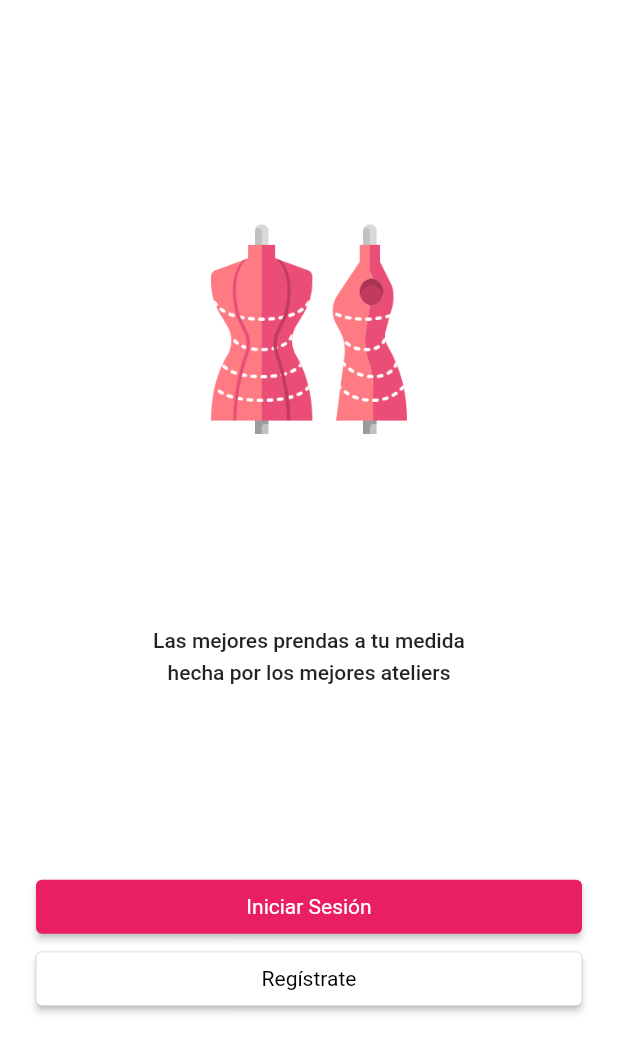
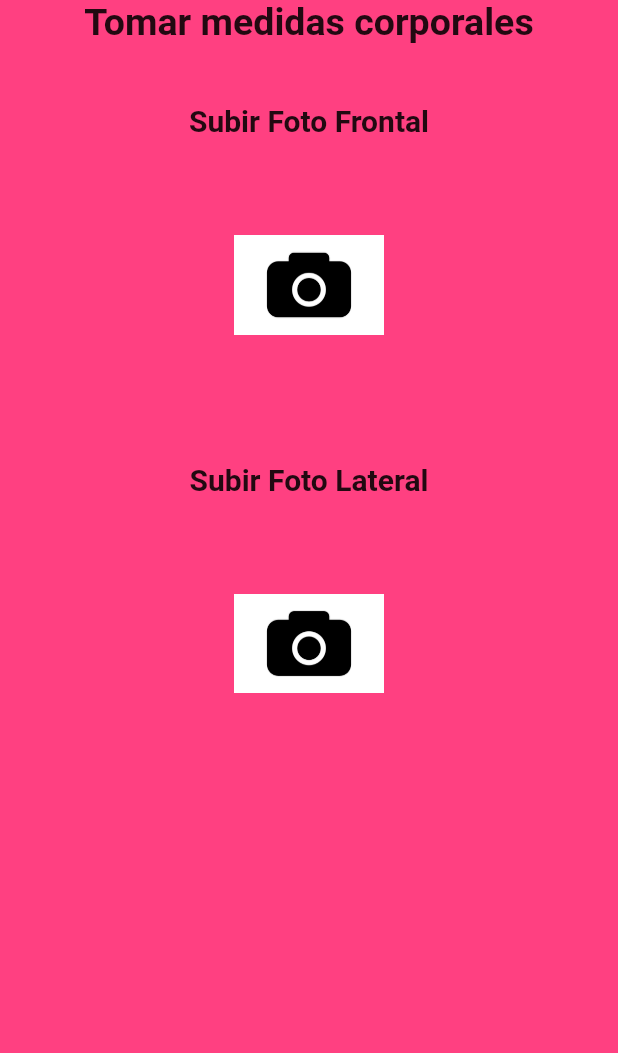
Before and after one commit to Patronaje-A-Medida/PatronajeMobileApp, a Flutter app: the screen it shows after launch, on a phone screen of 412 x 824 dp. Shown: the top 1053 px of the screen. Run offline on Flutter 3.47's test engine with Material 2 defaults, Android fonts, the phone set to English and light mode, and no system bars; our stand-ins replace bloc, camera, dartz, freezed_annotation, get_it, injectable.

Commit message:
Desarrollo de HU01 y HU02

```diff
--- a/lib/presentation/app_widget.dart
+++ b/lib/presentation/app_widget.dart
@@ -1,6 +1,8 @@
 import 'package:flutter/material.dart';
 import 'package:patronaje_mobile_app/presentation/sign_in/sign_in_page.dart';
 import 'package:patronaje_mobile_app/presentation/welcome/welcome_page.dart';
+import 'package:patronaje_mobile_app/presentation/user_instructions/instructions_screen.dart';
+import 'user_take_photos/user_take_photos.dart';
 
 class AppWidget extends StatelessWidget {
   const AppWidget({Key? key}) : super(key: key);
@@ -23,7 +25,7 @@ class AppWidget extends StatelessWidget {
         // is not restarted.
         primarySwatch: Colors.pink,
       ),
-      home: const WelcomePage(),
+      home: TakePhotos(),
     );
   }
 }
--- /dev/null
+++ b/lib/presentation/user_take_photos/user_take_photos.dart
@@ -0,0 +1,138 @@
+import 'package:camera/camera.dart';
+import 'package:dartz/dartz.dart';
+import 'package:flutter/cupertino.dart';
+import 'package:flutter/material.dart';
+import 'package:flutter/src/material/icon_button.dart';
+import 'package:patronaje_mobile_app/presentation/user_take_photos/camera_page.dart';
+
+class TakePhotos extends StatelessWidget {
+  TakePhotos({Key? key}) : super(key: key);
+
+  @override
+  Widget build(BuildContext context) {
+    return Scaffold(
+      backgroundColor: Colors.pinkAccent,
+      body:Column(
+        children:<Widget>[
+          Column(children: <Widget>[
+            Text(
+              'Tomar medidas corporales',
+            style: TextStyle(
+              fontWeight: FontWeight.bold,
+              fontSize: 25,
+            ),)
+          ],),
+          SizedBox(height: 40,),
+          Column(
+            children: <Widget>[
+            Row(
+              mainAxisAlignment: MainAxisAlignment.center,
+              children: <Widget>[
+                Column(children: <Widget>[Text(
+                    'Subir Foto Frontal',
+                    style: TextStyle(
+                      fontWeight: FontWeight.bold,
+                      fontSize: 20,
+                    ),
+                  )
+                ],)
+              ],
+            ),
+              SizedBox(height: 40,),
+              Row(
+                mainAxisAlignment: MainAxisAlignment.center,
+                children: <Widget>[
+                  IconButton(
+                      onPressed: () => showDialog<String>
+                        (context: context,
+                          builder: (BuildContext context) => AlertDialog(
+                            title: const Text ('Recuerda imitar la imagen'),
+                            content: Column(
+                              crossAxisAlignment: CrossAxisAlignment.center,
+                              children: <Widget>[
+                                Image.asset(
+                                    'assets/images/frontal.jpeg',
+                                    height: 400,
+                                    fit: BoxFit.cover
+                                ),
+                              ],
+                            ),
+                            actions: <Widget>[
+                              TextButton(onPressed: () => Navigator.pop(context, 'Cancelar')
+                                  , child: const Text('Cancelar')
+                              ),
+                              TextButton(onPressed: ()
+                                async{
+                                await availableCameras().then(
+                                      (value) => Navigator.push(
+                                    context,
+                                    MaterialPageRoute(
+                                      builder: (context) => CameraPage(cameras:value),),),);
+                              },
+                                child: const Text('Tomar Foto'),
+                              ),
+                            ],
+                          )),
+                      icon: Image.asset('assets/images/camara.jpg'),
+                      iconSize: 100
+                  )
+                ],
+              ),
+              SizedBox(height: 60,),
+              Row(
+                mainAxisAlignment: MainAxisAlignment.center,
+                children: <Widget>[
+                  Column(children: <Widget>[
+                    Text(
+                      'Subir Foto Lateral',
+                      style: TextStyle(
+                        fontWeight: FontWeight.bold,
+                        fontSize: 20,
+                      ),
+                    )
+                  ],)
+                ],
+              ),
+              SizedBox(height: 40,),
+              IconButton(
+                  onPressed: () => showDialog<String>
+                    (context: context,
+                      builder: (BuildContext context) => AlertDialog(
+                        title: const Text ('Recuerda imitar la imagen'),
+                        content: Column(
+                          crossAxisAlignment: CrossAxisAlignment.center,
+                          children: <Widget>[
+                            Image.asset(
+                                'assets/images/perfil.jpeg',
+                                height: 400,
+                                fit: BoxFit.cover
+                            ),
+                          ],
+                        ),
+
+                        actions: <Widget>[
+                          TextButton(onPressed: () => Navigator.pop(context, 'Cancelar'),
+                              child: Text('Cancelar')
+                          ),
+                          TextButton(onPressed: ()
+                                      async{
+                                      await availableCameras().then(
+                                      (value) => Navigator.push(
+                                      context,
+                                      MaterialPageRoute(
+                                      builder: (context) => CameraPage(cameras:value),),),);
+                                    },
+                              child: Text('Tomar Foto'),
+                          ),
+                        ],
+                      )),
+                  icon: Image.asset('assets/images/camara.jpg'),
+                  iconSize: 100
+              )
+          ],)
+        ]
+
+      ),
+    );
+  }
+}
--- a/pubspec.yaml
+++ b/pubspec.yaml
@@ -38,6 +38,7 @@ dependencies:
   flutter_bloc: ^8.0.1
   get_it: ^7.2.0
   injectable: ^1.5.3
+  camera: 0.9.4+17
 
 dev_dependencies:
   flutter_test:
```
Also changed, not shown: lib/presentation/user_instructions/instruction_item.dart (added, +44 -0 lines), lib/presentation/user_instructions/instructions_dots.dart (added, +19 -0 lines), lib/presentation/user_instructions/instructions_model.dart (added, +36 -0 lines), lib/presentation/user_instructions/instructions_screen.dart (added, +121 -0 lines), lib/presentation/user_take_photos/camera_page.dart (added, +83 -0 lines), assets/images/camara.jpg (added), assets/images/frontal.jpeg (added), assets/images/perfil.jpeg (added), assets/images/primera.jpeg (added), assets/images/segunda.jpeg (added), assets/images/tercera.jpeg (added), pubspec.lock.
